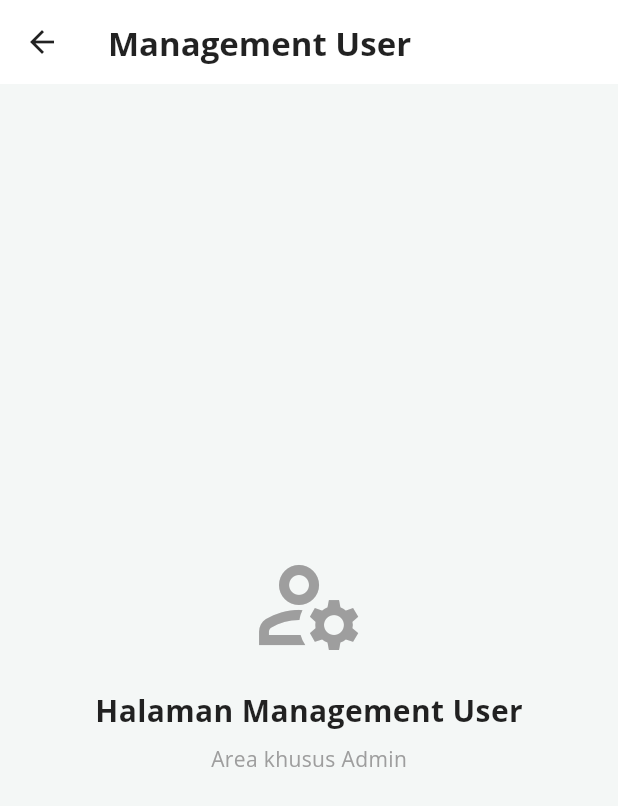
After one commit to KamingLo/Learra, a Flutter app: the ClientScreen screen opened directly, on a phone screen of 412 x 824 dp. The commit adds this screen. Shown: the top 806 px of the screen. Run offline on Flutter 3.47's test engine with Material 3 defaults, Android fonts, the phone set to English and light mode, and no system bars; our stand-ins replace flutter_dotenv, google_fonts, shared_preferences, shimmer; accounts and stored records are empty; network calls fail.

Commit message:
Membuat navbar client management

```diff
--- a/lib/config/menu_config.dart
+++ b/lib/config/menu_config.dart
@@ -4,9 +4,11 @@ import 'package:learra/screens/user/polis/user_polis_screen.dart';
 
 // --- IMPORT SCREEN SESUAI ROLE ---
 import '../screens/admin/product/product_screen.dart';  // Screen Admin (CRUD)
+import '../screens/admin/client/client_screen.dart' ;  // Screen Admin (Management User)
 import '../screens/user/product/product_screen.dart';   // Screen User (Belanja)
 import '../screens/user/profile/profile_screen.dart';   // Profile (Logout)
 import 'package:learra/screens/user/home/home_screen.dart';
+
 
 class NavItem {
   final String label;
@@ -21,6 +23,12 @@ class MenuConfig {
     // --- 1. MENU ADMIN ---
     if (role == 'admin') {
       return [
+        NavItem(
+          label: "Client",
+          icon: Icons.diversity_3_rounded,
+          // Arahkan ke screen Admin yang punya fitur CRUD
+          screen: const ClientScreen(),
+        ),
         NavItem(
           label: "Produk",
           icon: Icons.inventory_2_rounded,
--- /dev/null
+++ b/lib/screens/admin/client/client_screen.dart
@@ -0,0 +1,46 @@
+import 'package:flutter/material.dart';
+
+class ClientScreen extends StatelessWidget {
+  const ClientScreen({super.key});
+
+  @override
+  Widget build(BuildContext context) {
+    return Scaffold(
+      appBar: AppBar(
+        title: const Text("Management User"),
+        backgroundColor: Colors.white,
+        foregroundColor: Colors.black,
+        elevation: 1,
+      ),
+      body: Center(
+        child: Column(
+          mainAxisAlignment: MainAxisAlignment.center,
+          children: const [
+            Icon(
+              Icons.manage_accounts_outlined,
+              size: 80,
+              color: Colors.grey,
+            ),
+            SizedBox(height: 16),
+            Text(
+              "Halaman Management User",
+              style: TextStyle(
+                fontSize: 20,
+                fontWeight: FontWeight.bold,
+                color: Colors.black87,
+              ),
+            ),
+            SizedBox(height: 8),
+            Text(
+              "Area khusus Admin",
+              style: TextStyle(
+                fontSize: 14,
+                color: Colors.grey,
+              ),
+            ),
+          ],
+        ),
+      ),
+    );
+  }
+}
```
